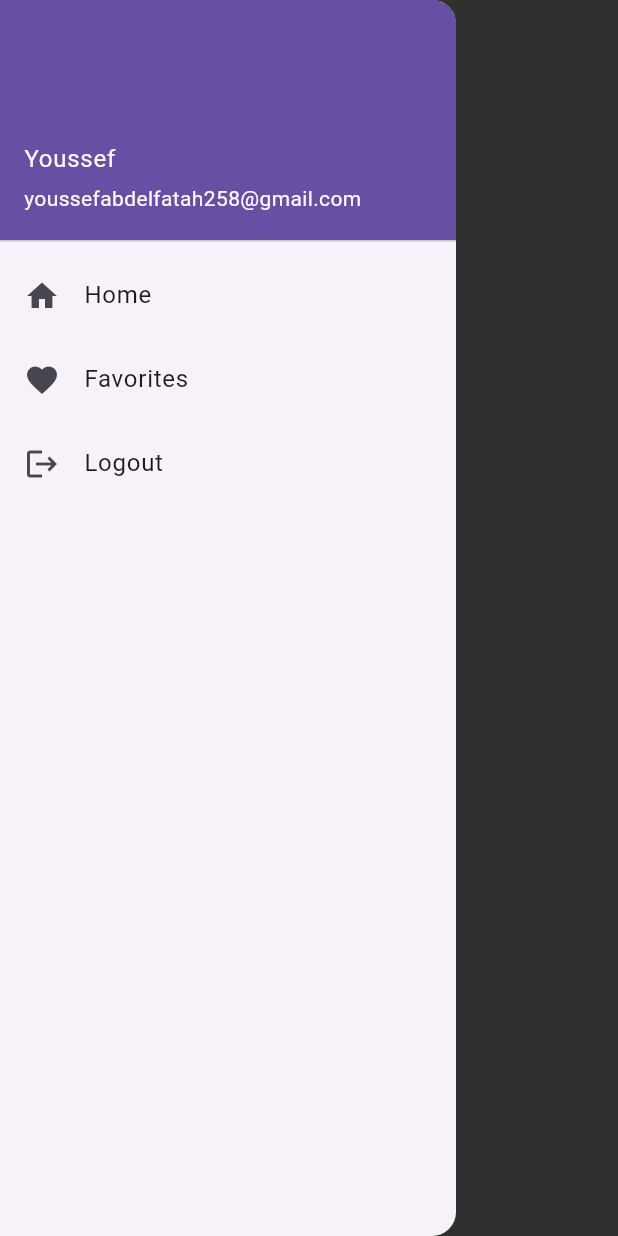
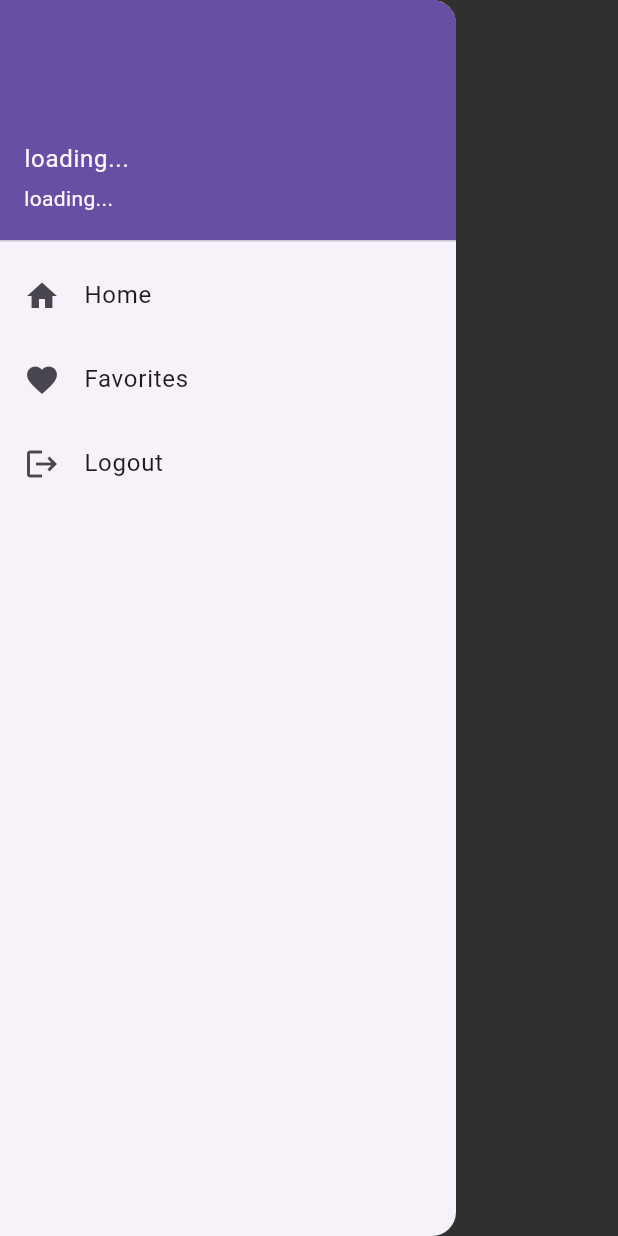
Before and after one commit to youssefAbooooo/movies_app, a Flutter app: the HomeAppDrawer widget shown alone on an empty page, opened directly, on a phone screen of 412 x 824 dp. Run offline on Flutter 3.47's test engine with Material 3 defaults, Android fonts, the phone set to English and light mode, and no system bars; our stand-ins replace bloc, dio, flutter_bloc, flutter_svg, shared_preferences, webview_flutter; accounts and stored records are empty; network calls fail.

```diff
--- /dev/null
+++ b/lib/cubits/get_account_data/get_account_data_state.dart
@@ -0,0 +1,26 @@
+part of 'get_account_data_cubit.dart';
+
+@immutable
+sealed class GetAccountDataState {}
+
+final class GetAccountDataInitial extends GetAccountDataState {}
+
+class GetAccountDataLoading extends GetAccountDataState {}
+
+class GetAccountDataSuccess extends GetAccountDataState {
+  final int accountId;
+  final String userName;
+  final String sessionId;
+
+  GetAccountDataSuccess({
+    required this.accountId,
+    required this.sessionId,
+    required this.userName,
+  });
+}
+
+class GetAccountDataFailed extends GetAccountDataState {
+  final String error;
+
+  GetAccountDataFailed(this.error);
+}
--- a/lib/main.dart
+++ b/lib/main.dart
@@ -1,6 +1,7 @@
 import 'package:flutter/material.dart';
 import 'package:flutter_bloc/flutter_bloc.dart';
 import 'package:movies_app/app_colors.dart';
+import 'package:movies_app/cubits/get_account_data/get_account_data_cubit.dart';
 import 'package:movies_app/cubits/get_movies_cubit/get_movies_cubit.dart';
 import 'package:movies_app/cubits/get_tv_series_cubit/get_tv_series_cubit.dart';
 import 'package:movies_app/simple_bloc_observer.dart';
@@ -18,6 +19,9 @@ void main() {
   runApp(
     MultiBlocProvider(
       providers: [
+        BlocProvider<GetAccountDataCubit>(
+          create: (context) => GetAccountDataCubit(),
+        ),
         BlocProvider<GetMoviesCubit>(
           create: (context) => GetMoviesCubit(),
         ),
--- a/lib/views/login_screen.dart
+++ b/lib/views/login_screen.dart
@@ -2,6 +2,7 @@ import 'package:flutter/material.dart';
 import 'package:flutter_bloc/flutter_bloc.dart';
 import 'package:flutter_svg/svg.dart';
 import 'package:movies_app/app_colors.dart';
+import 'package:movies_app/cubits/get_account_data/get_account_data_cubit.dart';
 import 'package:movies_app/cubits/login_cubit/login_cubit.dart';
 import 'package:movies_app/views/home_screen.dart';
 import 'package:movies_app/views/webview_approval_screen.dart';
@@ -27,6 +28,8 @@ class LoginScreen extends StatelessWidget {
               ),
             );
           } else if (state is LoginSuccess) {
+            //getting the account data when logged in successfully
+            BlocProvider.of<GetAccountDataCubit>(context).getAccountData();
             Navigator.pushReplacement(
               context,
               MaterialPageRoute(
--- a/lib/widgets/home_app_drawer.dart
+++ b/lib/widgets/home_app_drawer.dart
@@ -1,4 +1,6 @@
 import 'package:flutter/material.dart';
+import 'package:flutter_bloc/flutter_bloc.dart';
+import 'package:movies_app/cubits/get_account_data/get_account_data_cubit.dart';
 import 'package:movies_app/services/authentication_service.dart';
 import 'package:movies_app/views/splash_screen.dart';
 
@@ -14,9 +16,25 @@ class HomeAppDrawer extends StatelessWidget {
       child: ListView(
         padding: EdgeInsets.zero, // Remove default padding at the top
         children: <Widget>[
-          UserAccountsDrawerHeader(
-            accountName: Text('Youssef'),
-            accountEmail: Text('youssefabdelfatah258@gmail.com'),
+          BlocBuilder<GetAccountDataCubit, GetAccountDataState>(
+            builder: (context, state) {
+              if (state is GetAccountDataSuccess) {
+                return UserAccountsDrawerHeader(
+                  accountName: Text(state.userName),
+                  accountEmail: Text(state.sessionId),
+                );
+              } else if (state is GetAccountDataFailed) {
+                return UserAccountsDrawerHeader(
+                  accountName: Text('Error'),
+                  accountEmail: Text(state.error),
+                );
+              } else {
+                return UserAccountsDrawerHeader(
+                  accountName: Text('loading...'),
+                  accountEmail: Text('loading...'),
+                );
+              }
+            },
           ),
           ListTile(
             leading: Icon(Icons.home),
```
Also changed, not shown: lib/cubits/get_account_data/get_account_data_cubit.dart (added, +33 -0 lines), 4 other files.
